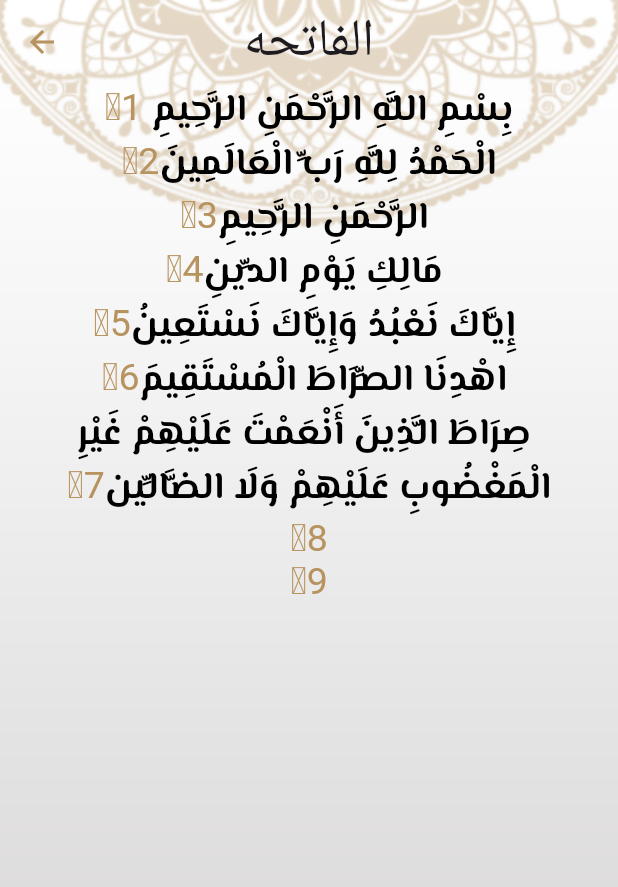
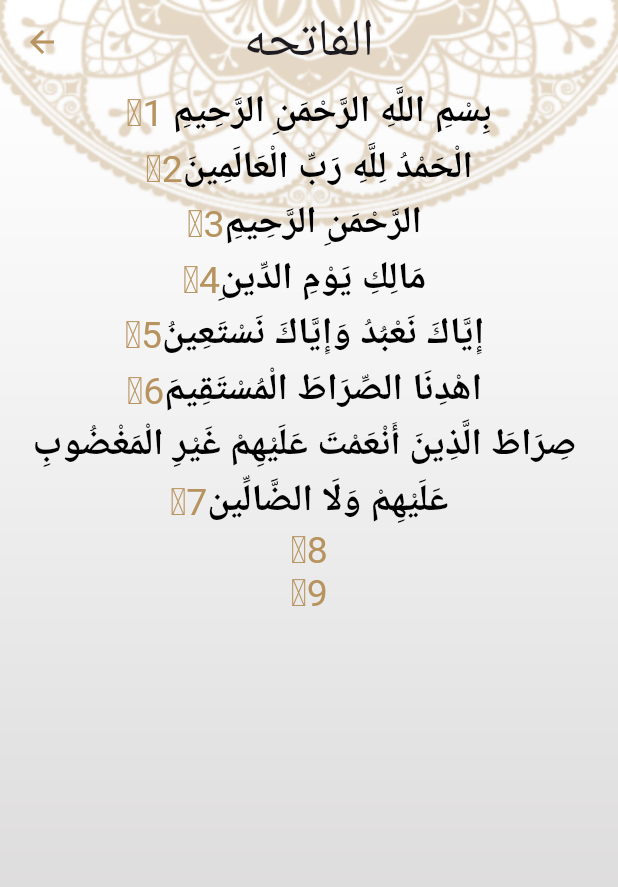
Before and after one commit to MoatazTabl/IslamiApp, a Flutter app: the screen it shows after launch, after a tap on an icon or button, on a phone screen of 412 x 824 dp. Shown: the top 887 px of the screen. Run offline on Flutter 3.47's test engine with Material 3 defaults, Android fonts, the phone set to English and light mode, and no system bars; our stand-ins replace google_fonts; generated files the repository leaves out were written again; Roboto replaces fonts that are missing (Amiri).

Commit message:
made improvement to code

```diff
--- /dev/null
+++ b/l10n.yaml
@@ -0,0 +1,3 @@
+arb-dir: lib/l10n
+template-arb-file: app_en.arb
+output-localization-file: app_localizations.dart
--- a/lib/main.dart
+++ b/lib/main.dart
@@ -1,11 +1,20 @@
 import 'package:flutter/material.dart';
 import 'package:islami/ahadeth_screen.dart';
 import 'package:islami/my_themes.dart';
+import 'package:islami/providers/my_provider.dart';
 import 'package:islami/quran_screen.dart';
 import 'package:islami/sura_screen.dart';
+import 'package:provider/provider.dart';
+import 'package:flutter_localizations/flutter_localizations.dart';
+import 'package:flutter_gen/gen_l10n/app_localizations.dart';
 
-void main(){
-  runApp(MyApp());
+void main() {
+  runApp(
+    ChangeNotifierProvider(
+      create: (context) => MyProvider(),
+      child:  const MyApp(),
+    ),
+  );
 }
 
 class MyApp extends StatelessWidget {
@@ -13,16 +22,33 @@ class MyApp extends StatelessWidget {
 
   @override
   Widget build(BuildContext context) {
+    var provider=Provider.of<MyProvider>(context);
+
     return MaterialApp(
       debugShowCheckedModeBanner: false,
+
       theme: MyThemeData.lightTheme,
       darkTheme: MyThemeData.darkTheme,
+      themeMode: provider.themeMode,
+
       initialRoute: QuranScreen.routeName,
       routes: {
-        QuranScreen.routeName:(context)=>QuranScreen(),
-        SuraScreen.routeName:(c)=>SuraScreen(),
-        AhadethScreen.routeName:(c)=>AhadethScreen(),
+        QuranScreen.routeName: (context) => QuranScreen(),
+        SuraScreen.routeName: (c) => const SuraScreen(),
+        AhadethScreen.routeName: (c) => AhadethScreen(),
       },
+
+      localizationsDelegates:  const [
+        AppLocalizations.delegate,
+        GlobalMaterialLocalizations.delegate,
+        GlobalWidgetsLocalizations.delegate,
+        GlobalCupertinoLocalizations.delegate,
+      ],
+      locale:  Locale(provider.languageCode),
+      supportedLocales: const [
+        Locale('en'), // English
+        Locale('ar'), // Spanish
+      ],
     );
   }
 }
--- a/lib/my_themes.dart
+++ b/lib/my_themes.dart
@@ -19,9 +19,9 @@ class MyThemeData {
       iconTheme: IconThemeData(color: lightColor),
     ),
     textTheme: TextTheme(
-        bodyMedium: GoogleFonts.elMessiri(
+        bodyMedium: GoogleFonts.amiri(
             fontSize: 25, fontWeight: FontWeight.bold, color: Colors.black),
-        bodySmall: GoogleFonts.elMessiri(
+        bodySmall: GoogleFonts.amiri(
             fontSize: 20, fontWeight: FontWeight.bold, color: lightColor)),
     bottomNavigationBarTheme: const BottomNavigationBarThemeData(
         backgroundColor: lightColor,
--- /dev/null
+++ b/lib/providers/my_provider.dart
@@ -0,0 +1,19 @@
+import 'package:flutter/material.dart';
+
+class MyProvider extends ChangeNotifier
+{
+  ThemeMode themeMode=ThemeMode.system;
+  String languageCode='en';
+
+  void changeTheme(ThemeMode theme)
+  {
+    themeMode=theme;
+    notifyListeners();
+  }
+
+  void changeLanguage(String language)
+  {
+    languageCode=language;
+    notifyListeners();
+  }
+}
--- /dev/null
+++ b/lib/providers/sura_deatils_provider.dart
@@ -0,0 +1,24 @@
+import 'package:flutter/material.dart';
+import 'package:flutter/services.dart';
+
+class SuraDetailsProvider extends ChangeNotifier {
+  List<String> verses = [];
+
+  void loadFile(int index) {
+    // String sura =
+    // await rootBundle.loadString("assets/files/quran/${index + 1}.txt");
+    // List<String> lines = sura.split("\n");
+    // verses = lines;
+
+    rootBundle.loadString("assets/files/quran/${index + 1}.txt").then(
+      (suraFile) {
+        List<String> sura = suraFile.split("\n");
+
+        verses = sura;
+        notifyListeners();
+      },
+    ).catchError((error) {
+      print(error);
+    });
+  }
+}
--- a/lib/quran_screen.dart
+++ b/lib/quran_screen.dart
@@ -1,9 +1,9 @@
 import 'package:flutter/material.dart';
 import 'package:islami/tabs/ahadeth.dart';
 import 'package:islami/tabs/quran.dart';
-import 'package:islami/tabs/radio.dart';
 import 'package:islami/tabs/sebha.dart';
 import 'package:islami/tabs/settings_tab.dart';
+import 'package:flutter_gen/gen_l10n/app_localizations.dart';
 
 class QuranScreen extends StatefulWidget {
   static const String routeName = "QuranScreen";
@@ -14,7 +14,7 @@ class QuranScreen extends StatefulWidget {
 
 class _QuranScreenState extends State<QuranScreen> {
   int index = 0;
-  List<Widget>tabs=[QuranTab(),SebhaTab(),AhadethTab(),RadioTab(),SettingsTab()];
+  List<Widget>tabs=[QuranTab(),SebhaTab(),AhadethTab(),SettingsTab()];
 
   @override
   Widget build(BuildContext context) {
@@ -25,8 +25,8 @@ class _QuranScreenState extends State<QuranScreen> {
           "assets/images/dark_bg.png":"assets/images/main_bg.png",fit: BoxFit.fill,height: double.infinity,width: double.infinity,),
           Scaffold(
             appBar: AppBar(
-              title: const Text(
-                "Islami",
+              title:  Text(
+                AppLocalizations.of(context)!.appTitle,
               ),
 
             ),
@@ -37,22 +37,19 @@ class _QuranScreenState extends State<QuranScreen> {
                 index = value;
                 setState(() {});
               },
-              items: const [
+              items:  [
                 BottomNavigationBarItem(
-                    icon: ImageIcon(AssetImage("assets/images/moshaf.png")),
-                    label: "Quran"),
+                    icon: const ImageIcon(AssetImage("assets/images/moshaf.png")),
+                    label: AppLocalizations.of(context)!.quran),
                 BottomNavigationBarItem(
-                    icon: ImageIcon(AssetImage("assets/images/sebha.png")),
-                    label: "Sebha"),
+                    icon: const ImageIcon(AssetImage("assets/images/sebha.png")),
+                    label: AppLocalizations.of(context)!.sebha),
                 BottomNavigationBarItem(
-                    icon: ImageIcon(AssetImage("assets/images/ahadeth.png")),
-                    label: "Ahadeth"),
+                    icon: const ImageIcon(AssetImage("assets/images/ahadeth.png")),
+                    label: AppLocalizations.of(context)!.ahadeth),
                 BottomNavigationBarItem(
-                    icon: ImageIcon(AssetImage("assets/images/radio.png")),
-                    label: "Radio"),
-              BottomNavigationBarItem(
-                    icon: Icon(Icons.settings),
-                    label: "Settings"),
+                    icon: const Icon(Icons.settings),
+                    label: AppLocalizations.of(context)!.settings),
               ],
             ),
           ),
--- a/lib/sura_screen.dart
+++ b/lib/sura_screen.dart
@@ -2,34 +2,29 @@ import 'package:flutter/material.dart';
 import 'package:flutter/services.dart';
 import 'package:google_fonts/google_fonts.dart';
 import 'package:islami/my_themes.dart';
+import 'package:islami/providers/sura_deatils_provider.dart';
 import 'package:islami/suraDeatils.dart';
+import 'package:provider/provider.dart';
 
-class SuraScreen extends StatefulWidget {
+class SuraScreen extends StatelessWidget {
   const SuraScreen({Key? key}) : super(key: key);
 
   static const String routeName = "SuraName";
 
   @override
-  State<SuraScreen> createState() => _SuraScreenState();
-}
-
-class _SuraScreenState extends State<SuraScreen> {
-  List<String> verses = [];
-
-  @override
   Widget build(BuildContext context) {
     var args = ModalRoute.of(context)?.settings.arguments as SuraDetials;
 
-    //check if verses empty
-    if (verses.isEmpty) {
-      loadFile(args.index);
-    }
+    return ChangeNotifierProvider(
+      create: (context) => SuraDetailsProvider()..loadFile(args.index),
+      builder: (context, child) {
+        var provider = Provider.of<SuraDetailsProvider>(context);
 
-    return SafeArea(
-      child: Container(
-        decoration:  BoxDecoration(
+        return Container(
+          decoration: BoxDecoration(
             image: DecorationImage(
-              image: AssetImage(Brightness.light == Theme.of(context).brightness
+                image: AssetImage(
+                    Brightness.light == Theme.of(context).brightness
                         ? "assets/images/main_bg.png"
                         : "assets/images/dark_bg.png"),
                 fit: BoxFit.fill),
@@ -40,53 +35,54 @@ class _SuraScreenState extends State<SuraScreen> {
                 args.suraName,
                 style: Theme.of(context)
                     .textTheme
-                  .titleMedium!.copyWith(fontSize: 35),
+                    .titleMedium!
+                    .copyWith(fontSize: 35),
               ),
               centerTitle: true,
             ),
-          body: verses.isEmpty
+            body: provider.verses.isEmpty
                 ? Center(
                     child: CircularProgressIndicator(
                       color: Theme.of(context).primaryColor,
-                ))
+                    ),
+                  )
                 : ListView.builder(
                     itemBuilder: (context, index) {
                       return Padding(
-                      padding: const EdgeInsets.symmetric(horizontal: 8.0,),
+                        padding: const EdgeInsets.symmetric(
+                          horizontal: 8.0,
+                        ),
                         child: RichText(
-
                           textDirection: TextDirection.rtl,
-                        textAlign: verses.length <= 20
+                          textAlign: provider.verses.length <= 20
                               ? TextAlign.center
                               : TextAlign.justify,
                           text: TextSpan(
                             children: [
                               TextSpan(
-                                text: verses[index],
-                                style: Theme.of(context).textTheme.bodyMedium),
+                                  text: provider.verses[index],
+                                  style:
+                                      Theme.of(context).textTheme.bodyMedium),
                               TextSpan(
                                 text: '\u06dd${index + 1}',
                                 style: GoogleFonts.amiri(
-                                    color: Brightness.light==Theme.of(context).brightness?Theme.of(context).primaryColor:MyThemeData.yellowColor,
-                                    fontSize: 25))
+                                    color: Brightness.light ==
+                                            Theme.of(context).brightness
+                                        ? Theme.of(context).primaryColor
+                                        : MyThemeData.yellowColor,
+                                    fontSize: 25),
+                              ),
                             ],
                           ),
                         ),
                       );
                     },
-                  itemCount: verses.length,
+                    itemCount: provider.verses.length,
                     shrinkWrap: true,
                   ),
           ),
-      ),
+        );
+      },
     );
   }
-
-  void loadFile(int index) async {
-    String sura =
-        await rootBundle.loadString("assets/files/quran/${index + 1}.txt");
-    List<String> lines = sura.split("\n");
-    verses = lines;
-    setState(() {});
 }
-}
--- a/lib/tabs/quran.dart
+++ b/lib/tabs/quran.dart
@@ -1,11 +1,12 @@
 import 'package:flutter/material.dart';
 import 'package:islami/suraDeatils.dart';
 import 'package:islami/sura_screen.dart';
+import 'package:flutter_gen/gen_l10n/app_localizations.dart';
 
 class QuranTab extends StatelessWidget {
   QuranTab({Key? key}) : super(key: key);
 
-  List<String> arSuras = [
+  final List<String> arSuras = [
     "الفاتحه",
     "البقرة",
     "آل عمران",
@@ -122,7 +123,7 @@ class QuranTab extends StatelessWidget {
     "الناس"
   ];
 
-  List<int> suraLengths = [
+  final List<int> suraLengths = [
     7,
     286,
     200,
@@ -262,7 +263,7 @@ class QuranTab extends StatelessWidget {
             Padding(
               padding: const EdgeInsets.symmetric(horizontal: 35.0),
               child: Text(
-                "SuraName",
+                AppLocalizations.of(context)!.sura_name,
                 style: Theme.of(context).textTheme.bodyMedium,
               ),
             ),
```
Also changed, not shown: lib/l10n/app_ar.arb (added, +13 -0 lines), lib/l10n/app_en.arb (added, +12 -0 lines), lib/providers/ahadeth_provider.dart (added, +31 -0 lines), lib/showLangaugeSheet.dart (added, +46 -0 lines), lib/showThemeSheet.dart (added, +61 -0 lines), lib/tabs/ahadeth.dart (+15 -37 lines), lib/tabs/radio.dart (deleted, +0 -12 lines), lib/tabs/settings_tab.dart (+66 -10 lines), pubspec.yaml (+9 -0 lines), pubspec.lock, 1 other file. Lines whose indentation alone changed are shown as unchanged.
